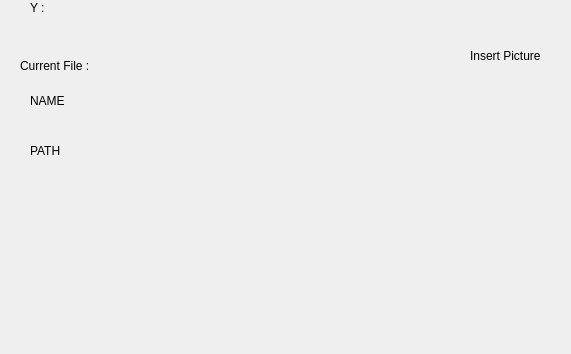
Hippog1t/QT_segmentation_DICOM, file link_py/mainwindow.ui: the form before one commit; both pictures show x 0 to 571 and y 246 to 600 of the 1000 by 600 pixel window.
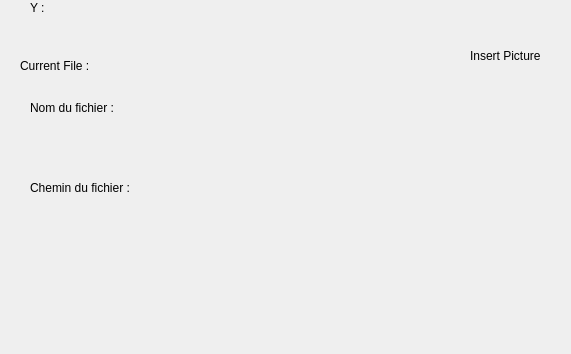
The form after the commit.

Commit message: ajout du nom du fichier sur l'interface

```diff
--- a/link_py/mainwindow.ui
+++ b/link_py/mainwindow.ui
@@ -159,26 +159,52 @@
     <property name="geometry">
      <rect>
       <x>30</x>
-      <y>290</y>
+      <y>330</y>
       <width>411</width>
       <height>41</height>
      </rect>
     </property>
     <property name="text">
-     <string>NAME</string>
+     <string/>
     </property>
    </widget>
    <widget class="QLabel" name="filepath">
     <property name="geometry">
      <rect>
       <x>30</x>
-      <y>340</y>
+      <y>410</y>
       <width>411</width>
       <height>41</height>
      </rect>
     </property>
     <property name="text">
-     <string>PATH</string>
+     <string/>
+    </property>
+   </widget>
+   <widget class="QLabel" name="label">
+    <property name="geometry">
+     <rect>
+      <x>30</x>
+      <y>310</y>
+      <width>131</width>
+      <height>16</height>
+     </rect>
+    </property>
+    <property name="text">
+     <string>Nom du fichier :</string>
+    </property>
+   </widget>
+   <widget class="QLabel" name="label_2">
+    <property name="geometry">
+     <rect>
+      <x>30</x>
+      <y>390</y>
+      <width>121</width>
+      <height>16</height>
+     </rect>
+    </property>
+    <property name="text">
+     <string>Chemin du fichier :</string>
     </property>
    </widget>
   </widget>
```
The commit also changes 1 other file.
